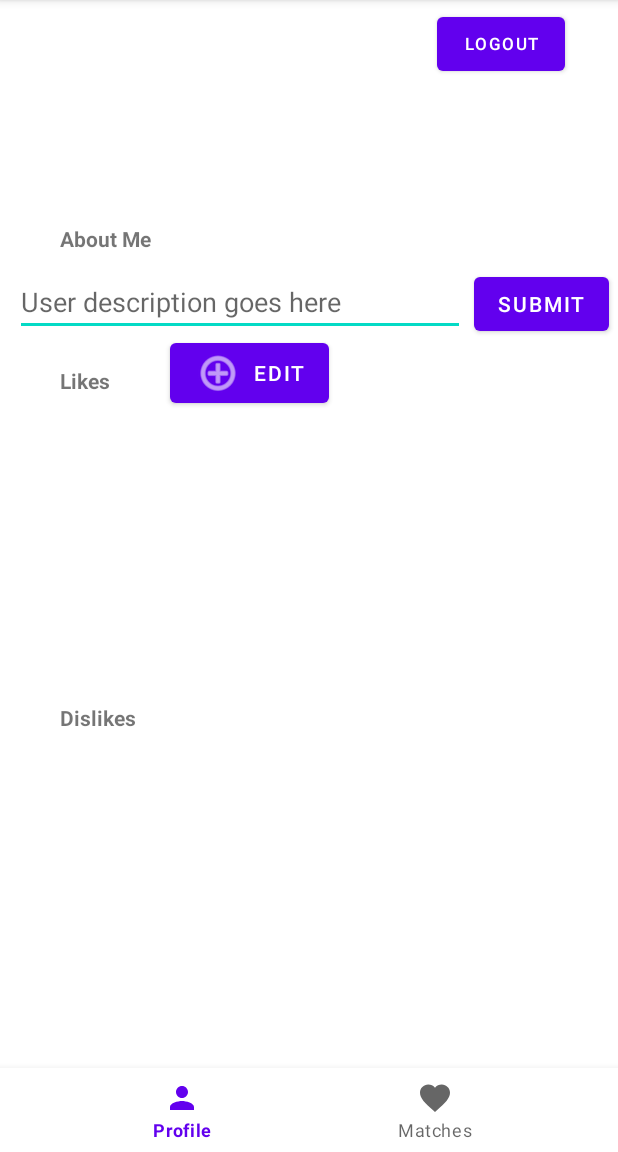
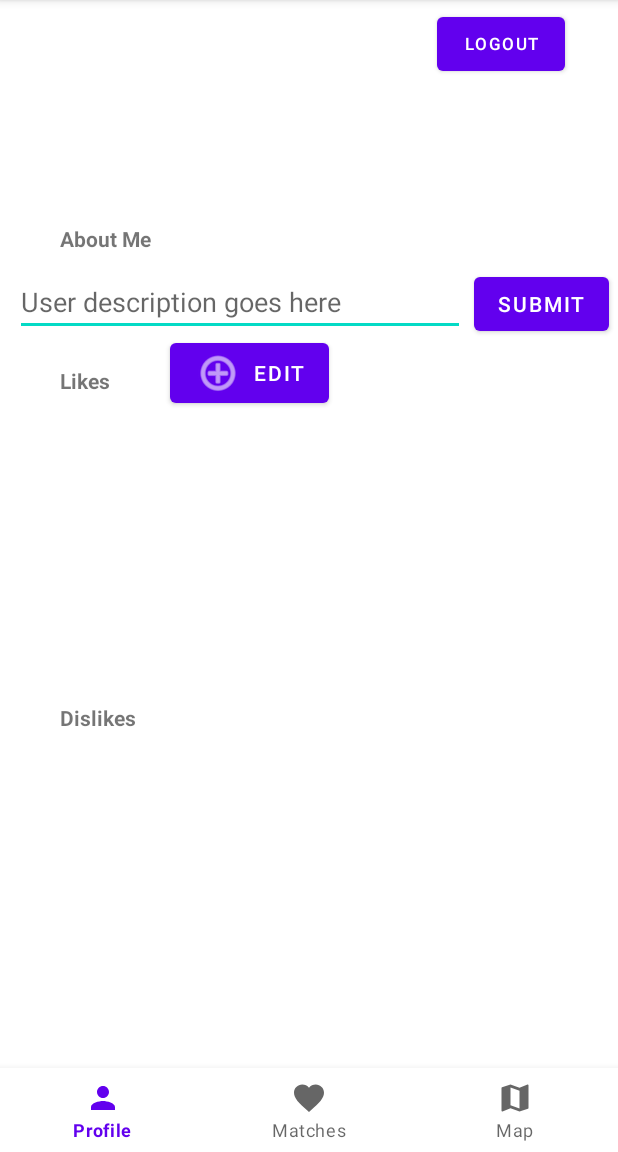
Before and after one commit to Taylor-Girard/ComicConvo, an Android app: the MainActivity screen opened directly, with no data from a screen before it, on a phone screen of 412 x 824 dp, the part 84-1236 px from its top. Run offline under Robolectric (Android 15) with nearby library versions, the phone set to English and light mode, and no system bars; libraries missing offline, so code that uses them is left out: com.parse; pictures from the network do not load; 8 statements that could not run were skipped.

Commit message:
Connected to Google Maps SDK; map appears on the map fragment https://github.com/Taylor-Girard/ComicConvo/issues/6

```diff
--- a/app/src/main/java/com/taylorgirard/comicconvo/activities/MainActivity.java
+++ b/app/src/main/java/com/taylorgirard/comicconvo/activities/MainActivity.java
@@ -10,6 +10,7 @@
 
 import com.google.android.material.bottomnavigation.BottomNavigationView;
 import com.taylorgirard.comicconvo.R;
+import com.taylorgirard.comicconvo.fragments.MapFragment;
 import com.taylorgirard.comicconvo.fragments.MatchesFragment;
 import com.taylorgirard.comicconvo.fragments.ProfileFragment;
 
@@ -36,6 +37,9 @@
                     case R.id.action_matches:
                         fragment = new MatchesFragment();
                         break;
+                    case R.id.action_map:
+                        fragment = new MapFragment();
+                        break;
                     default:
                         throw new IllegalStateException("Unexpected value: " + item.getItemId());
                 }
--- /dev/null
+++ b/app/src/main/res/drawable/ic_baseline_map_24.xml
@@ -0,0 +1,5 @@
+<vector android:height="24dp" android:tint="#000000"
+    android:viewportHeight="24" android:viewportWidth="24"
+    android:width="24dp" xmlns:android="http://schemas.android.com/apk/res/android">
+    <path android:fillColor="@android:color/white" android:pathData="M20.5,3l-0.16,0.03L15,5.1 9,3 3.36,4.9c-0.21,0.07 -0.36,0.25 -0.36,0.48V20.5c0,0.28 0.22,0.5 0.5,0.5l0.16,-0.03L9,18.9l6,2.1 5.64,-1.9c0.21,-0.07 0.36,-0.25 0.36,-0.48V3.5c0,-0.28 -0.22,-0.5 -0.5,-0.5zM15,19l-6,-2.11V5l6,2.11V19z"/>
+</vector>
--- a/app/src/main/res/menu/menu_bottom_navigation.xml
+++ b/app/src/main/res/menu/menu_bottom_navigation.xml
@@ -14,4 +14,10 @@
         android:title="@string/matches"
         app:showAsAction="always" />
 
+    <item
+        android:id="@+id/action_map"
+        android:icon="@drawable/ic_baseline_map_24"
+        android:title="@string/map"
+        app:showAsAction="always" />
+
 </menu>
--- a/app/src/main/res/values/strings.xml
+++ b/app/src/main/res/values/strings.xml
@@ -6,6 +6,7 @@
     <string name="sign_up">Sign Up</string>
     <string name="profile">Profile</string>
     <string name="matches">Matches</string>
+    <string name="map">Map</string>
     <string name="about_me">About Me</string>
     <string name="likes">Likes</string>
     <string name="dislikes">Dislikes</string>
@@ -13,5 +14,7 @@
     <string name="logout">Logout</string>
     <string name="submit">Submit</string>
     <string name="remove">Remove</string>
-    <string name="hello_matches_fragment">Hello matches fragment</string>
+    <string name="google_maps_api_key">AIzaSyAbTQZ9PuQN3e0Wuf87A9y0pS-__tA90F4</string>
+    <!-- TODO: Remove or change this placeholder text -->
+    <string name="hello_blank_fragment">Hello blank fragment</string>
 </resources>
--- a/build.gradle
+++ b/build.gradle
@@ -2,6 +2,7 @@
 plugins {
     id 'com.android.application' version '7.2.1' apply false
     id 'com.android.library' version '7.2.1' apply false
+    id 'com.google.android.libraries.mapsplatform.secrets-gradle-plugin' version '2.0.1' apply false
 }
 
 task clean(type: Delete) {
--- a/settings.gradle
+++ b/settings.gradle
@@ -9,6 +9,7 @@
     repositoriesMode.set(RepositoriesMode.FAIL_ON_PROJECT_REPOS)
     repositories {
         google()
+        jcenter()
         mavenCentral()
         maven { url "https://jitpack.io" }
     }
```
Also changed, not shown: app/build.gradle (+8 -0 lines), app/src/main/AndroidManifest.xml (+10 -0 lines), app/src/main/java/com/taylorgirard/comicconvo/fragments/MapFragment.java (added, +84 -0 lines), app/src/main/res/layout/fragment_map.xml (added, +15 -0 lines).
